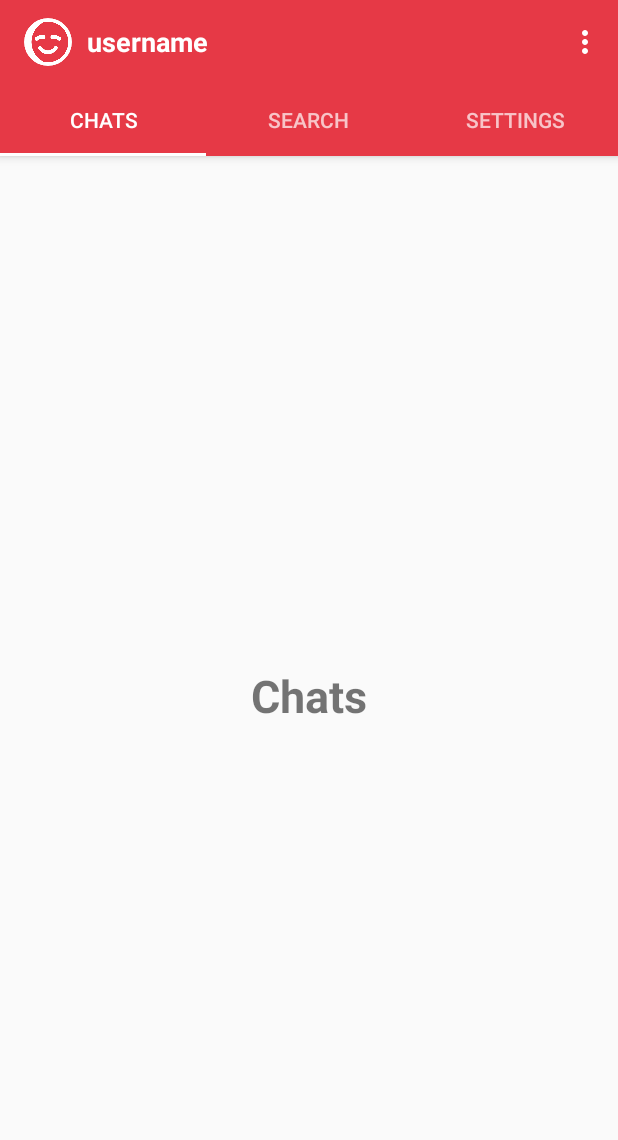
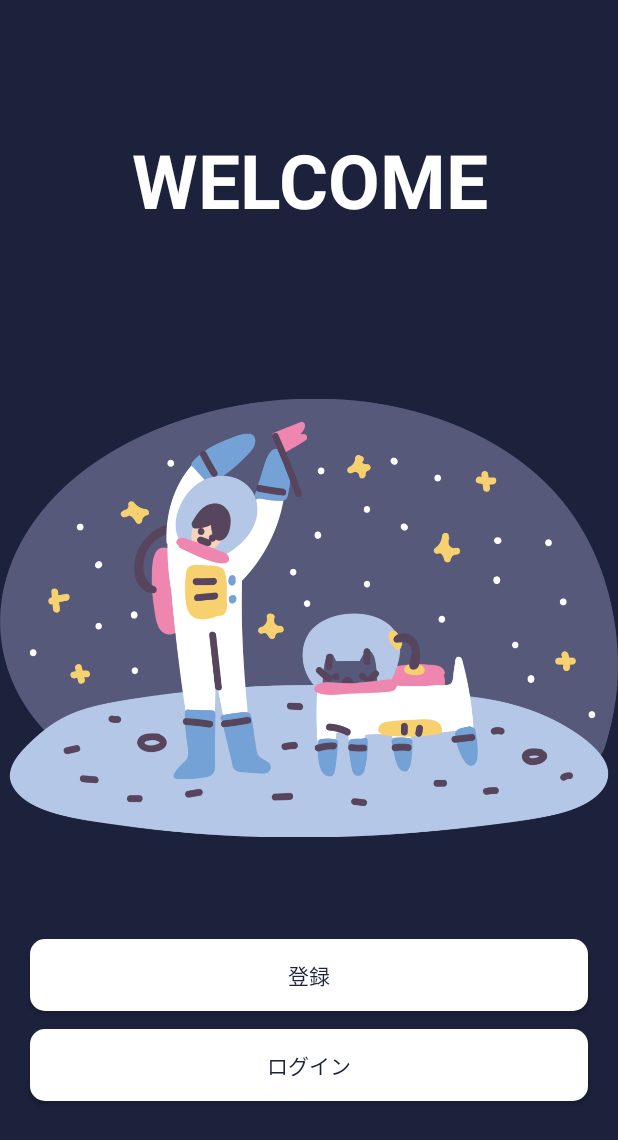
Before and after one commit to matsuokanao/MessengerApp, an Android app: the screen it shows after launch (MainActivity before the commit, WelcomeActivity after it), on a phone screen of 412 x 824 dp. Shown: the top 1140 px of the screen. Run offline under Robolectric (Android 15) with nearby library versions, the phone set to English and light mode, and no system bars; our stand-ins replace Firebase (no records; nobody signed in at launch, a user with empty details on screens opened directly).

Commit message:
画面追加

```diff
--- a/app/src/main/AndroidManifest.xml
+++ b/app/src/main/AndroidManifest.xml
@@ -9,17 +9,20 @@
         android:roundIcon="@mipmap/ic_launcher_round"
         android:supportsRtl="true"
         android:theme="@style/AppTheme">
-        <activity android:name=".LoginActivity"></activity>
+        <activity android:name=".WelcomeActivity">
+            <intent-filter>
+                <action android:name="android.intent.action.MAIN" />
+
+                <category android:name="android.intent.category.LAUNCHER" />
+            </intent-filter>
+
+        </activity>
+        <activity android:name=".LoginActivity" />
         <activity android:name=".RegisterActivity" />
         <activity
             android:name=".MainActivity"
             android:label="@string/app_name"
             android:theme="@style/AppTheme.NoActionBar">
-            <intent-filter>
-                <action android:name="android.intent.action.MAIN" />
-
-                <category android:name="android.intent.category.LAUNCHER" />
-            </intent-filter>
         </activity>
     </application>
 
--- /dev/null
+++ b/app/src/main/java/com/example/messengerapp/WelcomeActivity.kt
@@ -0,0 +1,34 @@
+package com.example.messengerapp
+
+import android.content.Intent
+import androidx.appcompat.app.AppCompatActivity
+import android.os.Bundle
+import com.google.firebase.auth.FirebaseAuth
+import com.google.firebase.auth.FirebaseUser
+import kotlinx.android.synthetic.main.activity_welcome.*
+
+class WelcomeActivity : AppCompatActivity() {
+
+    var firebaseUser: FirebaseUser? = null
+
+    override fun onCreate(savedInstanceState: Bundle?) {
+        super.onCreate(savedInstanceState)
+        setContentView(R.layout.activity_welcome)
+
+        register_welcome_btn
+    }
+
+
+        override fun onStart(){
+        super.onStart()
+
+            firebaseUser = FirebaseAuth.getInstance().currentUser
+            if(firebaseUser != null){
+
+                val intent = Intent(this@WelcomeActivity,MainActivity::class.java)
+                startActivity(intent)
+                finish()
+            }
+    }
+
+}
--- /dev/null
+++ b/app/src/main/res/drawable-v24/shape_rounded_corner.xml
@@ -0,0 +1,16 @@
+<?xml version="1.0" encoding="utf-8"?>
+<selector xmlns:android="http://schemas.android.com/apk/res/android">
+    <item>
+        <shape android:shape="rectangle">
+            <corners
+                android:topRightRadius="10dp"
+                android:bottomRightRadius="10dp"
+                android:bottomLeftRadius="10dp"
+                android:topLeftRadius="10dp"
+                />
+            <solid
+                android:color="@android:color/white"
+                />
+        </shape>
+    </item>
+</selector>
--- /dev/null
+++ b/app/src/main/res/drawable-v24/shape_rounded_corners.xml
@@ -0,0 +1,16 @@
+<?xml version="1.0" encoding="utf-8"?>
+<selector xmlns:android="http://schemas.android.com/apk/res/android">
+    <item>
+        <shape android:shape="rectangle">
+            <corners
+                android:topRightRadius="10dp"
+                android:bottomRightRadius="10dp"
+                android:bottomLeftRadius="10dp"
+                android:topLeftRadius="10dp"
+                />
+            <solid
+                android:color="@color/colorPrimaryDark"
+                />
+        </shape>
+    </item>
+</selector>
--- a/app/src/main/res/layout/activity_login.xml
+++ b/app/src/main/res/layout/activity_login.xml
@@ -60,9 +60,9 @@
             android:layout_width="match_parent"
             android:layout_height="wrap_content"
             android:text="ログイン"
-            android:layout_marginTop="10dp"
+            android:layout_marginTop="25dp"
             android:textColor="@android:color/white"
-            android:background="@color/colorPrimaryDark"
+            android:background="@drawable/shape_rounded_corners"
             >
         </Button>
 
--- a/app/src/main/res/layout/activity_register.xml
+++ b/app/src/main/res/layout/activity_register.xml
@@ -71,9 +71,9 @@
             android:layout_width="match_parent"
             android:layout_height="wrap_content"
             android:text="登録"
-            android:layout_marginTop="10dp"
+            android:layout_marginTop="25dp"
             android:textColor="@android:color/white"
-            android:background="@color/colorPrimaryDark"
+            android:background="@drawable/shape_rounded_corners"
             >
         </Button>
 
--- /dev/null
+++ b/app/src/main/res/layout/activity_welcome.xml
@@ -0,0 +1,62 @@
+<?xml version="1.0" encoding="utf-8"?>
+<RelativeLayout
+    xmlns:android="http://schemas.android.com/apk/res/android"
+    xmlns:app="http://schemas.android.com/apk/res-auto"
+    xmlns:tools="http://schemas.android.com/tools"
+    android:layout_width="match_parent"
+    android:layout_height="match_parent"
+    tools:context=".WelcomeActivity">
+
+    <ImageView
+        android:src="@drawable/welcome"
+        android:background= "@color/colorPrimaryDark"
+        android:scaleType="fitCenter"
+        android:layout_width="match_parent"
+        android:layout_height="wrap_content">
+
+    </ImageView>
+
+    <TextView
+        android:layout_width="match_parent"
+        android:layout_height="240dp"
+        android:gravity="center"
+        android:text="WELCOME"
+        android:textColor="@android:color/white"
+        android:textSize="50dp"
+        android:textStyle="bold">
+
+    </TextView>
+
+    <Button
+        android:id="@+id/register_welcome_btn"
+        android:layout_width="wrap_content"
+        android:layout_height="wrap_content"
+        android:layout_alignParentStart="true"
+        android:layout_alignParentEnd="true"
+        android:layout_alignParentBottom="true"
+        android:layout_marginBottom="150dp"
+        android:layout_marginLeft="20dp"
+        android:layout_marginRight="20dp"
+        android:background="@drawable/shape_rounded_corner"
+        android:text="登録"
+        android:textColor="@color/colorPrimaryDark">
+
+    </Button>
+
+    <Button
+        android:id="@+id/login_welcome_btn"
+        android:layout_width="wrap_content"
+        android:layout_height="wrap_content"
+        android:layout_alignParentStart="true"
+        android:layout_alignParentEnd="true"
+        android:layout_alignParentBottom="true"
+        android:layout_marginLeft="20dp"
+        android:layout_marginRight="20dp"
+        android:text="ログイン"
+        android:layout_marginBottom="90dp"
+        android:background="@drawable/shape_rounded_corner"
+        android:textColor="@color/colorPrimaryDark">
+
+    </Button>
+
+</RelativeLayout>
```
Also changed, not shown: app/src/main/res/drawable-v24/welcome.png (added).
